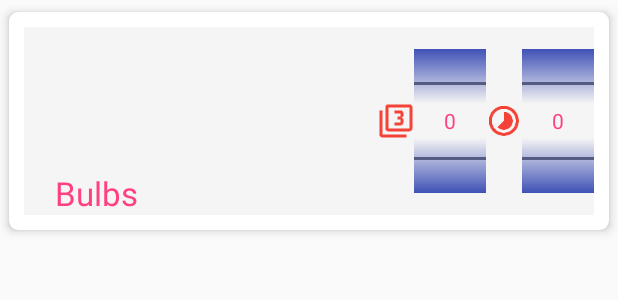
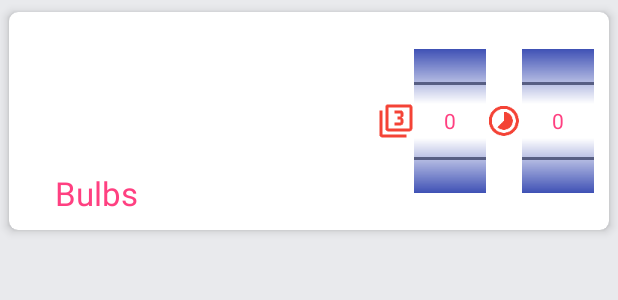
Before and after one commit to RbkGh/QuickTarriff, an Android app: the layout item_appliance_with_qty.xml on its own in the app's theme, with its tools: preview values and no code run, on a phone screen of 412 x 824 dp. Shown: the top 300 px of the screen. Run offline under Robolectric (Android 15) with nearby library versions, the light colour scheme and no system bars.

Commit message:
Changed colorBackground of styles.xml material style to facebook background and it matches

```diff
--- a/app/src/main/res/layout/item_appliance_with_qty.xml
+++ b/app/src/main/res/layout/item_appliance_with_qty.xml
@@ -10,7 +10,7 @@
     android:layout_width="fill_parent"
     android:layout_height="wrap_content"
     android:layout_margin="10dp"
-    android:background="#F5F5F5">
+    >
 
     <ImageView
         android:id="@+id/imageAppliance"
--- a/app/src/main/res/values-v21/styles.xml
+++ b/app/src/main/res/values-v21/styles.xml
@@ -7,12 +7,13 @@
         <item name="android:statusBarColor">@android:color/transparent</item>
     </style>
 
-    <style name="AppTheme" parent="Theme.AppCompat.Light.DarkActionBar">
+    <style name="AppTheme" parent="Theme.AppCompat.Light.NoActionBar">
         <!-- Customize your theme here. -->
         <item name="colorPrimary">@color/colorPrimary</item>
         <item name="colorPrimaryDark">@color/colorPrimaryDark</item>
         <item name="colorAccent">@color/colorAccent</item>
         <item name="android:statusBarColor">@color/black</item>
         <item name="android:textColorPrimary">@color/colorAccent</item>
+        <item name="android:colorBackground">@color/background_material_light</item>
     </style>
 </resources>
--- a/app/src/main/res/values/colors.xml
+++ b/app/src/main/res/values/colors.xml
@@ -3,6 +3,6 @@
     <color name="colorPrimary">#3F51B5</color>
     <color name="colorPrimaryDark">#303F9F</color>
     <color name="colorAccent">#FF4081</color>
-    <color name="background_material_light">#f7f9fa</color>
+    <color name="background_material_light">#e9eaed</color>
     <color name="black">#3f51b5</color>
 </resources>
--- a/app/src/main/res/values/styles.xml
+++ b/app/src/main/res/values/styles.xml
@@ -1,12 +1,13 @@
 <resources>
 
     <!-- Base application theme. -->
-    <style name="AppTheme" parent="Theme.AppCompat.Light.DarkActionBar">
+    <style name="AppTheme" parent="Theme.AppCompat.Light.NoActionBar">
         <!-- Customize your theme here. -->
         <item name="colorPrimary">@color/colorPrimary</item>
         <item name="colorPrimaryDark">@color/colorPrimaryDark</item>
         <item name="colorAccent">@color/colorAccent</item>
         <item name="android:textColorPrimary">@color/colorAccent</item>
+        <item name="android:colorBackground">@color/background_material_light</item>
     </style>
 
     <style name="AppTheme.NoActionBar">
```
